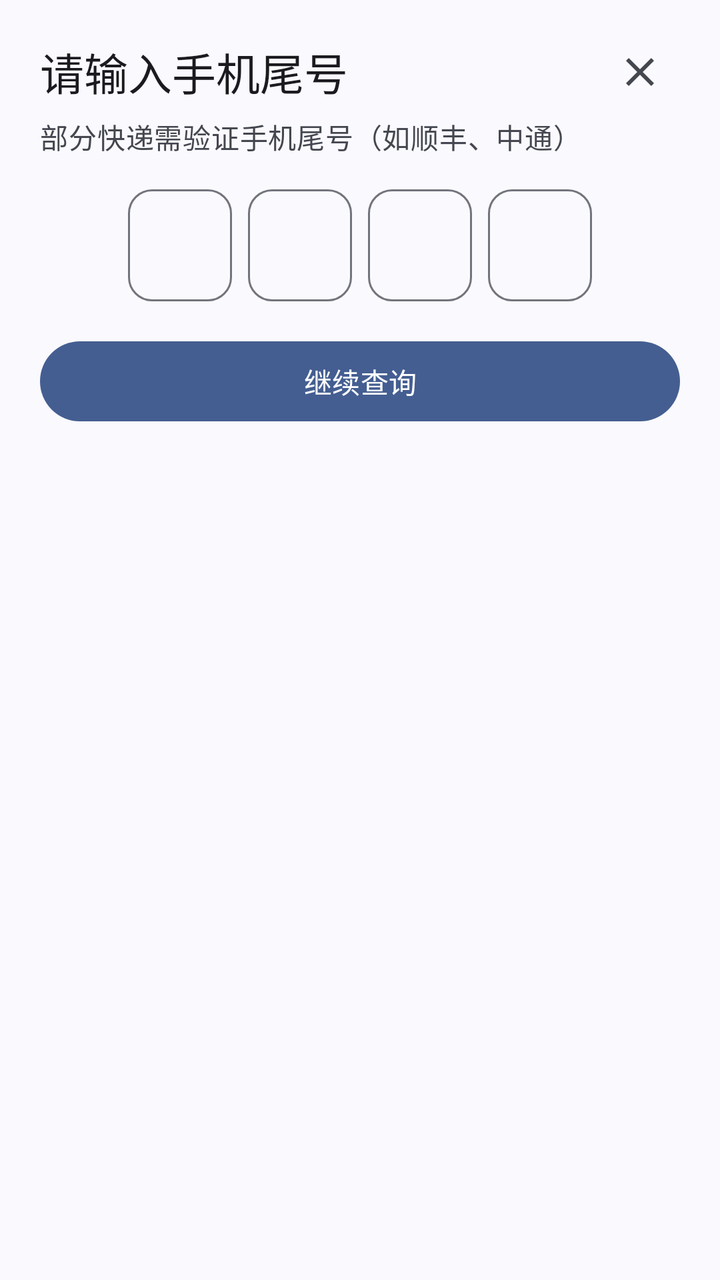
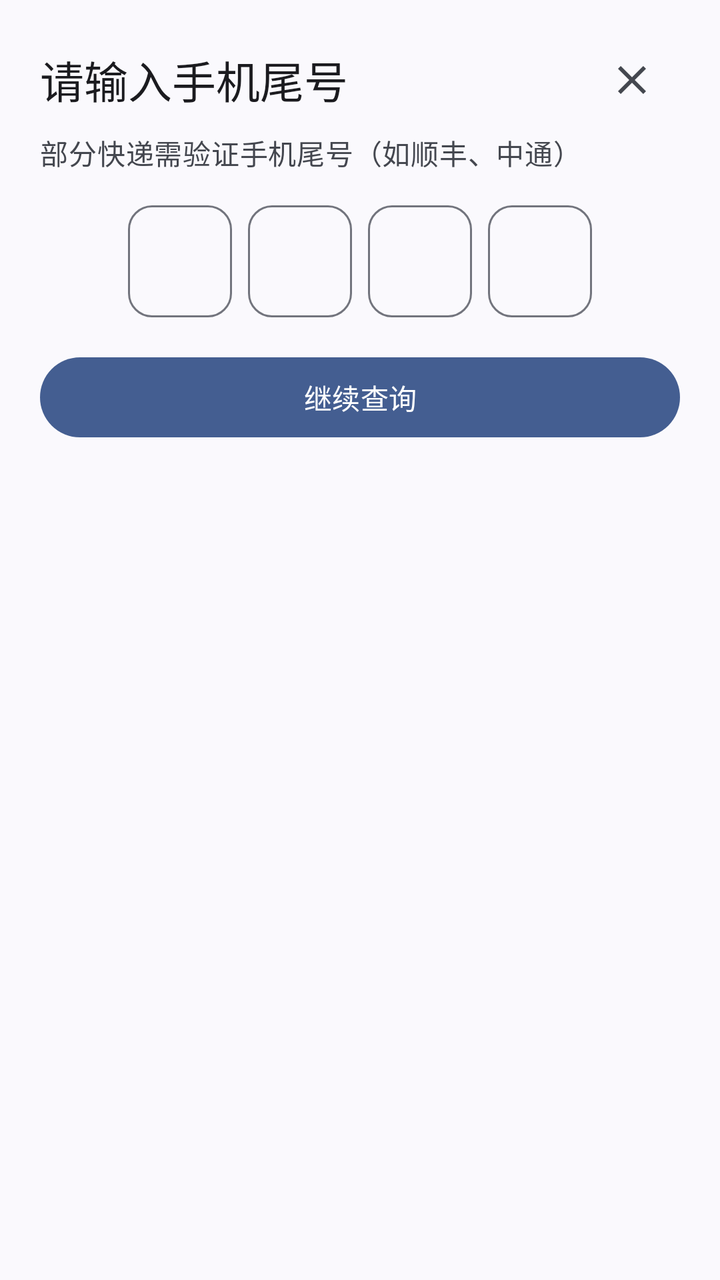

Two renders of the same Android screen: before a commit and after it. Below are the layout's source before the change and the commit's diff.
<!-- AndroidManifest.xml: application theme AppTheme -->
<!-- res/layout/dialog_phone_tail.xml -->
<?xml version="1.0" encoding="utf-8"?>
<LinearLayout xmlns:android="http://schemas.android.com/apk/res/android"
    xmlns:app="http://schemas.android.com/apk/res-auto"
    android:id="@+id/phone_tail_dialog_root"
    android:layout_width="match_parent"
    android:layout_height="wrap_content"
    android:orientation="vertical"
    android:paddingStart="20dp"
    android:paddingTop="16dp"
    android:paddingEnd="20dp"
    android:paddingBottom="20dp">

    <LinearLayout
        android:layout_width="match_parent"
        android:layout_height="wrap_content"
        android:gravity="center_vertical"
        android:orientation="horizontal">

        <TextView
            android:layout_width="0dp"
            android:layout_height="wrap_content"
            android:layout_weight="1"
            android:text="@string/phone_tail_title"
            android:textAppearance="?attr/textAppearanceTitleLarge" />

        <ImageButton
            android:id="@+id/phone_tail_close"
            android:layout_width="40dp"
            android:layout_height="40dp"
            android:background="?attr/selectableItemBackgroundBorderless"
            android:contentDescription="@string/cancel"
            android:padding="10dp"
            android:src="@drawable/ic_close"
            app:tint="?attr/colorOnSurfaceVariant" />
    </LinearLayout>

    <TextView
        android:layout_width="match_parent"
        android:layout_height="wrap_content"
        android:layout_marginTop="2dp"
        android:text="@string/phone_tail_message"
        android:textAppearance="?attr/textAppearanceBodyMedium"
        android:textColor="?attr/colorOnSurfaceVariant" />

    <LinearLayout
        android:layout_width="match_parent"
        android:layout_height="wrap_content"
        android:layout_marginTop="16dp"
        android:gravity="center"
        android:orientation="horizontal">

        <com.google.android.material.textfield.TextInputLayout
            style="@style/PipiPinField"
            android:layout_width="52dp"
            android:layout_height="56dp">
            <com.google.android.material.textfield.TextInputEditText
                android:id="@+id/phone_tail_digit_1"
                style="@style/PipiPinDigit"
                android:imeOptions="actionNext" />
        </com.google.android.material.textfield.TextInputLayout>

        <com.google.android.material.textfield.TextInputLayout
            style="@style/PipiPinField"
            android:layout_width="52dp"
            android:layout_height="56dp"
            android:layout_marginStart="8dp">
            <com.google.android.material.textfield.TextInputEditText
                android:id="@+id/phone_tail_digit_2"
                style="@style/PipiPinDigit"
                android:imeOptions="actionNext" />
        </com.google.android.material.textfield.TextInputLayout>

        <com.google.android.material.textfield.TextInputLayout
            style="@style/PipiPinField"
            android:layout_width="52dp"
            android:layout_height="56dp"
            android:layout_marginStart="8dp">
            <com.google.android.material.textfield.TextInputEditText
                android:id="@+id/phone_tail_digit_3"
                style="@style/PipiPinDigit"
                android:imeOptions="actionNext" />
        </com.google.android.material.textfield.TextInputLayout>

        <com.google.android.material.textfield.TextInputLayout
            style="@style/PipiPinField"
            android:layout_width="52dp"
            android:layout_height="56dp"
            android:layout_marginStart="8dp">
            <com.google.android.material.textfield.TextInputEditText
                android:id="@+id/phone_tail_digit_4"
                style="@style/PipiPinDigit"
                android:imeOptions="actionSearch" />
        </com.google.android.material.textfield.TextInputLayout>
    </LinearLayout>

    <TextView
        android:id="@+id/phone_tail_error"
        android:layout_width="match_parent"
        android:layout_height="wrap_content"
        android:layout_marginTop="6dp"
        android:gravity="center"
        android:textAppearance="?attr/textAppearanceBodySmall"
        android:textColor="?attr/colorError"
        android:visibility="gone" />

    <com.google.android.material.button.MaterialButton
        android:id="@+id/phone_tail_submit"
        style="@style/Widget.Material3.Button"
        android:layout_width="match_parent"
        android:layout_height="48dp"
        android:layout_marginTop="16dp"
        android:text="@string/continue_query" />
</LinearLayout>
<!-- resources referenced by this layout -->
<resources>
  <!-- drawable ic_close (drawable) -->
  <?xml version="1.0" encoding="utf-8"?>
  <vector xmlns:android="http://schemas.android.com/apk/res/android"
      android:width="24dp"
      android:height="24dp"
      android:viewportWidth="960"
      android:viewportHeight="960">
      
      <group android:translateY="960">
          <path
              android:fillColor="#FFFFFFFF"
              android:pathData="M 256 -200 L 200 -256 L 424 -480 L 200 -704 L 256 -760 L 480 -536 L 704 -760 L 760 -704 L 536 -480 L 760 -256 L 704 -200 L 480 -424 Z" />
      </group>
  </vector>
  <string name="cancel">取消</string>
  <string name="continue_query">继续查询</string>
  <string name="phone_tail_message">部分快递需验证手机尾号（如顺丰、中通）</string>
  <string name="phone_tail_title">请输入手机尾号</string>
  <style name="PipiPinDigit">
          <item name="android:layout_width">match_parent</item>
          <item name="android:layout_height">match_parent</item>
          <item name="android:digits">0123456789</item>
          <item name="android:gravity">center</item>
          <item name="android:inputType">number</item>
          <item name="android:maxLength">4</item>
          <item name="android:maxLines">1</item>
          <item name="android:padding">0dp</item>
          <item name="android:textSize">22sp</item>
      </style>
  <style name="PipiPinField" parent="Widget.Material3.TextInputLayout.OutlinedBox">
          <item name="boxCornerRadiusTopStart">12dp</item>
          <item name="boxCornerRadiusTopEnd">12dp</item>
          <item name="boxCornerRadiusBottomStart">12dp</item>
          <item name="boxCornerRadiusBottomEnd">12dp</item>
          <item name="hintEnabled">false</item>
      </style>
  <style name="AppTheme" parent="Theme.Material3.DynamicColors.DayNight.NoActionBar">
          <item name="android:fontFamily">sans-serif</item>
          <item name="android:windowActionModeOverlay">true</item>
          <item name="android:statusBarColor">@android:color/transparent</item>
          <item name="android:navigationBarColor">@android:color/transparent</item>
          <item name="android:windowLightStatusBar">?attr/isLightTheme</item>
          <item name="android:windowLightNavigationBar">?attr/isLightTheme</item>
          <item name="android:windowBackground">?attr/colorSurface</item>
          <item name="materialAlertDialogTheme">@style/ThemeOverlay.Material3.MaterialAlertDialog</item>
      </style>
</resources>

<!-- the commit's change to res/layout/dialog_phone_tail.xml (unified diff, before → after) -->
@@ -25,8 +25,8 @@
 
         <ImageButton
             android:id="@+id/phone_tail_close"
-            android:layout_width="40dp"
-            android:layout_height="40dp"
+            android:layout_width="48dp"
+            android:layout_height="48dp"
             android:background="?attr/selectableItemBackgroundBorderless"
             android:contentDescription="@string/cancel"
             android:padding="10dp"
